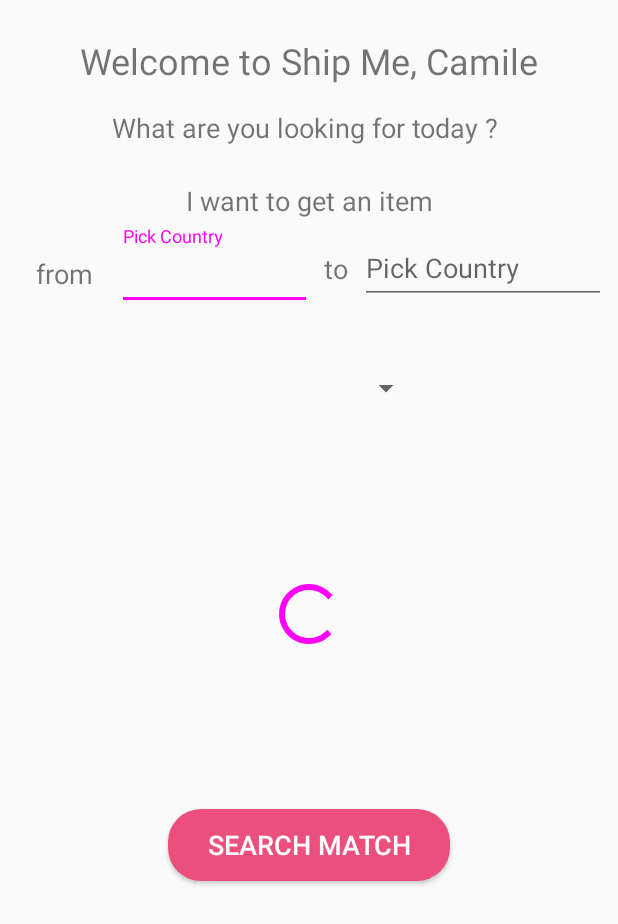
After one commit to CamileDahdah/Android-Project, an Android app: the layout search_trips.xml on its own in the app's theme, with its tools: preview values and no code run, on a phone screen of 412 x 824 dp. The commit adds this screen. Shown: the top 924 px of the screen. Run offline under Robolectric (Android 15) with nearby library versions, the phone set to English and light mode, and no system bars.

Commit message:
Add search_trips layout

```diff
--- /dev/null
+++ b/app/src/main/res/drawable/border_image.xml
@@ -0,0 +1,9 @@
+<?xml version="1.0" encoding="utf-8"?>
+<shape xmlns:android="http://schemas.android.com/apk/res/android"
+    android:shape="rectangle">
+    <gradient android:startColor="#ffffff"
+        android:endColor="#ffffff"
+        android:angle="270" />
+    <corners android:radius="0dp" />
+    <stroke android:width="0.7dp" android:color="#0080ff" />
+</shape>
--- a/app/src/main/res/layout/post_trip.xml
+++ b/app/src/main/res/layout/post_trip.xml
@@ -37,15 +37,17 @@
                 android:layout_height="wrap_content"
                 android:layout_marginStart="8dp"
                 android:text="Trip details"
+                android:textSize="18sp"
                 app:layout_constraintStart_toEndOf="@+id/imageView"
                 app:layout_constraintTop_toTopOf="@+id/imageView" />
 
             <TextView
                 android:id="@+id/textView2"
-                android:layout_width="280dp"
+                android:layout_width="0dp"
                 android:layout_height="wrap_content"
-                android:layout_marginTop="20dp"
+                android:layout_marginTop="16dp"
                 android:text="Be as accurate as possible, add comments, don't accept valuables and closed items!"
+                android:textSize="16sp"
                 app:layout_constraintEnd_toEndOf="parent"
                 app:layout_constraintHorizontal_bias="0.0"
                 app:layout_constraintStart_toEndOf="@+id/imageView"
@@ -56,7 +58,7 @@
                 android:layout_width="wrap_content"
                 android:layout_height="wrap_content"
                 android:layout_marginTop="24dp"
-                android:text="You are travelling walking"
+                android:text="You are travelling by walking"
                 android:textSize="18sp"
                 app:layout_constraintStart_toStartOf="@+id/imageView"
                 app:layout_constraintTop_toBottomOf="@+id/imageView" />
--- /dev/null
+++ b/app/src/main/res/layout/search_trips.xml
@@ -0,0 +1,188 @@
+<?xml version="1.0" encoding="utf-8"?>
+<android.support.constraint.ConstraintLayout
+    xmlns:android="http://schemas.android.com/apk/res/android"
+    xmlns:app="http://schemas.android.com/apk/res-auto"
+    xmlns:tools="http://schemas.android.com/tools"
+    android:layout_width="match_parent"
+    android:layout_height="match_parent">
+
+
+    <TextView
+        android:id="@+id/textView6"
+        android:layout_width="wrap_content"
+        android:layout_height="wrap_content"
+        android:layout_marginEnd="8dp"
+        android:layout_marginStart="8dp"
+        android:layout_marginTop="16dp"
+        android:text="What are you looking for today ?
+"
+        android:textSize="18sp"
+        app:layout_constraintEnd_toEndOf="parent"
+        app:layout_constraintStart_toStartOf="parent"
+        app:layout_constraintTop_toBottomOf="@+id/welcome_text" />
+
+    <TextView
+        android:id="@+id/welcome_text"
+        android:layout_width="wrap_content"
+        android:layout_height="wrap_content"
+        android:layout_marginEnd="8dp"
+        android:layout_marginStart="8dp"
+        android:layout_marginTop="24dp"
+        android:text="Welcome to Ship Me, Camile"
+        android:textSize="24sp"
+        app:layout_constraintEnd_toEndOf="parent"
+        app:layout_constraintStart_toStartOf="parent"
+        app:layout_constraintTop_toTopOf="parent" />
+
+    <TextView
+        android:id="@+id/textView8"
+        android:layout_width="wrap_content"
+        android:layout_height="wrap_content"
+        android:layout_marginEnd="8dp"
+        android:layout_marginStart="8dp"
+        android:layout_marginTop="24dp"
+        android:text="I want to get an item"
+        android:textSize="18sp"
+        app:layout_constraintEnd_toEndOf="parent"
+        app:layout_constraintStart_toStartOf="parent"
+        app:layout_constraintTop_toBottomOf="@+id/textView6" />
+
+    <TextView
+        android:id="@+id/textView10"
+        android:layout_width="0dp"
+        android:layout_height="wrap_content"
+        android:layout_marginStart="24dp"
+        android:layout_marginTop="24dp"
+        android:text="from"
+        android:textSize="18sp"
+        app:layout_constraintStart_toStartOf="parent"
+        app:layout_constraintTop_toBottomOf="@+id/textView8" />
+
+    <android.support.design.widget.TextInputLayout
+        android:id="@+id/country_holder"
+        android:layout_width="130dp"
+        android:layout_height="wrap_content"
+
+
+        android:layout_marginBottom="8dp"
+        android:layout_marginStart="16dp"
+        android:layout_weight=".5"
+        app:layout_constraintBottom_toBottomOf="@+id/textView10"
+        app:layout_constraintLeft_toRightOf="parent"
+        app:layout_constraintStart_toEndOf="@+id/textView10"
+        app:layout_constraintTop_toTopOf="@+id/textView10">
+
+
+        <EditText
+            android:id="@+id/from_country3"
+            android:layout_width="match_parent"
+            android:layout_height="wrap_content"
+            android:layout_gravity="center_vertical"
+
+            android:hint="Pick Country"
+            android:inputType="text" />
+
+
+    </android.support.design.widget.TextInputLayout>
+
+    <TextView
+        android:id="@+id/textView11"
+        android:layout_width="wrap_content"
+        android:layout_height="wrap_content"
+        android:layout_marginStart="8dp"
+        android:text="to"
+        android:textSize="18sp"
+        app:layout_constraintBottom_toBottomOf="@+id/country_holder"
+        app:layout_constraintStart_toEndOf="@+id/country_holder"
+        app:layout_constraintTop_toTopOf="@+id/country_holder" />
+
+    <android.support.design.widget.TextInputLayout
+        android:id="@+id/country_holder4"
+        android:layout_width="0dp"
+        android:layout_height="wrap_content"
+
+        android:layout_marginBottom="8dp"
+        android:layout_marginEnd="8dp"
+        android:layout_marginStart="8dp"
+        app:layout_constraintBottom_toBottomOf="@+id/country_holder"
+        app:layout_constraintEnd_toEndOf="parent"
+        app:layout_constraintStart_toEndOf="@+id/textView11"
+        app:layout_constraintTop_toTopOf="@+id/country_holder">
+
+        <EditText
+            android:id="@+id/from_country"
+            android:layout_width="match_parent"
+            android:layout_height="wrap_content"
+            android:layout_gravity="center_vertical"
+
+            android:hint="Pick Country"
+            android:inputType="text" />
+
+
+    </android.support.design.widget.TextInputLayout>
+
+    <Spinner
+        android:id="@+id/spinner"
+        android:layout_width="150dp"
+        android:layout_height="40dp"
+        android:layout_marginEnd="8dp"
+        android:layout_marginStart="8dp"
+        android:layout_marginTop="32dp"
+        app:layout_constraintEnd_toEndOf="parent"
+
+        app:layout_constraintStart_toStartOf="parent"
+        app:layout_constraintTop_toBottomOf="@+id/country_holder" />
+
+    <Button
+        android:id="@+id/button4"
+        android:layout_width="wrap_content"
+        android:layout_height="wrap_content"
+        android:layout_marginBottom="8dp"
+        android:layout_marginEnd="8dp"
+        android:layout_marginStart="8dp"
+        android:layout_marginTop="32dp"
+        android:background="@drawable/rounded_button"
+        android:backgroundTint="#eb4f7c"
+        android:paddingBottom="10dp"
+        android:paddingLeft="26dp"
+        android:paddingRight="26dp"
+        android:paddingTop="10dp"
+        android:text="Search Match"
+        android:textColor="#FFFFFF"
+        android:textSize="18sp"
+        app:layout_constraintBottom_toBottomOf="parent"
+        app:layout_constraintEnd_toEndOf="parent"
+        app:layout_constraintStart_toStartOf="parent"
+        app:layout_constraintTop_toBottomOf="@+id/spinner" />
+
+    <android.support.v7.widget.RecyclerView
+        android:id="@+id/recycler_view"
+        android:layout_width="match_parent"
+        android:layout_height="160dp"
+        android:layout_marginBottom="16dp"
+        android:layout_marginTop="24dp"
+        android:background="@color/colorPrimary"
+        android:padding="8dp"
+
+        android:visibility="invisible"
+        app:layout_constraintBottom_toBottomOf="@+id/textView8"
+        app:layout_constraintTop_toTopOf="parent" />
+
+    <ProgressBar
+        android:id="@+id/progress_bar_login"
+
+        android:layout_width="wrap_content"
+
+        android:layout_height="wrap_content"
+        android:layout_marginBottom="8dp"
+        android:layout_marginEnd="8dp"
+        android:layout_marginStart="8dp"
+        android:layout_marginTop="8dp"
+        android:visibility="invisible"
+        app:layout_constraintBottom_toTopOf="@+id/button4"
+        app:layout_constraintEnd_toEndOf="parent"
+        app:layout_constraintStart_toStartOf="parent"
+        app:layout_constraintTop_toBottomOf="@+id/spinner"
+        tools:visibility="visible" />
+
+</android.support.constraint.ConstraintLayout>
```
